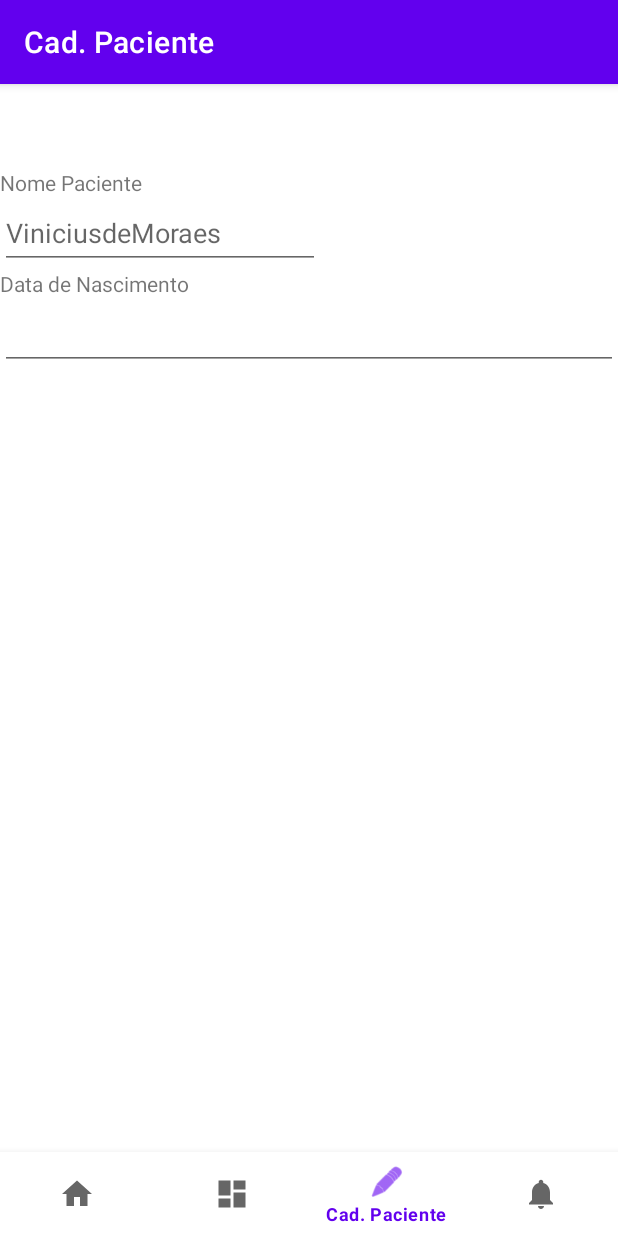
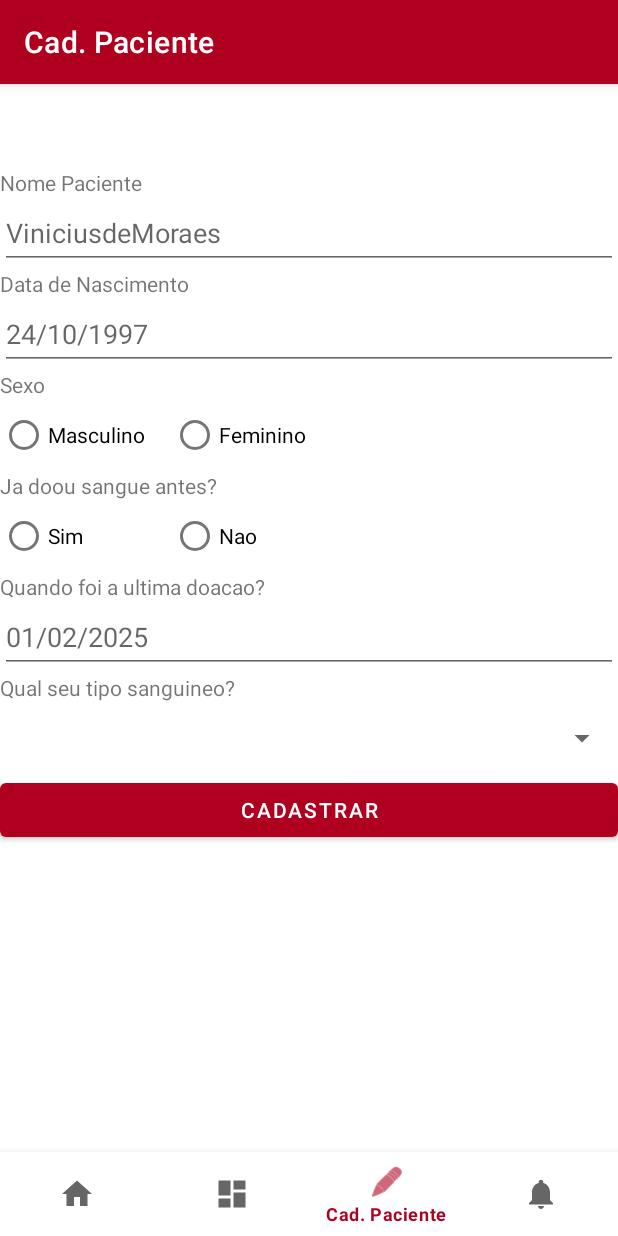
Before and after one commit to kathleenconsoli/BancodeSangue, an Android app: the CadPacienteFragment screen opened through its navigation route, on a phone screen of 412 x 824 dp. Run offline under Robolectric (Android 15) with nearby library versions, the phone set to English and light mode, and no system bars; our stand-ins replace navigation-ui.

Commit message:
Parei código no Java Classe Paciente

```diff
--- a/app/src/main/res/layout/fragment_cad_paciente.xml
+++ b/app/src/main/res/layout/fragment_cad_paciente.xml
@@ -19,17 +19,18 @@
                 android:id="@+id/textView"
                 android:layout_width="match_parent"
                 android:layout_height="wrap_content"
-                android:text="@string/nome_paciente" />
+                android:text="@string/nome_paciente"
+                tools:ignore="DuplicateIds" />
 
             <EditText
                 android:id="@+id/etnome"
-                android:layout_width="wrap_content"
+                android:layout_width="match_parent"
                 android:layout_height="wrap_content"
                 android:autofillHints="ViniciusdeMoraes"
                 android:ems="10"
                 android:hint="@string/viniciusdemoraes"
-                android:minHeight="48dp"
-                android:inputType="text" />
+                android:inputType="text"
+                android:minHeight="48dp" />
 
             <TextView
                 android:id="@+id/textView3"
@@ -41,10 +42,111 @@
                 android:id="@+id/editTextDate"
                 android:layout_width="match_parent"
                 android:layout_height="wrap_content"
-                android:autofillHints="01/01/2025"
+                android:autofillHints="24/10/1997"
                 android:ems="10"
+                android:hint="@string/_24_10_1997"
                 android:minHeight="48dp"
                 android:inputType="date" />
+
+            <TextView
+                android:id="@+id/textView4"
+                android:layout_width="match_parent"
+                android:layout_height="wrap_content"
+                android:text="@string/sexo" />
+
+            <RadioGroup
+                android:id="@+id/rgSexo"
+                android:layout_width="match_parent"
+                android:layout_height="match_parent" >
+                <TableLayout
+                    android:layout_width="match_parent"
+                    android:layout_height="match_parent">
+                    <TableRow
+                        android:layout_width="match_parent"
+                        android:layout_height="match_parent" >
+
+                        <RadioButton
+                            android:id="@+id/radioButtonMAsc"
+                            android:layout_width="114dp"
+                            android:layout_height="wrap_content"
+                            android:text="@string/masculino" />
+
+                        <RadioButton
+                            android:id="@+id/radioButtonFem"
+                            android:layout_width="124dp"
+                            android:layout_height="wrap_content"
+                            android:text="@string/feminino" />
+                    </TableRow>
+                </TableLayout>
+            </RadioGroup>
+
+            <TextView
+                android:id="@+id/textView5"
+                android:layout_width="match_parent"
+                android:layout_height="wrap_content"
+                android:text="@string/ja_doou_sangue_antes" />
+
+            <RadioGroup
+                android:id="@+id/rgdoou"
+                android:layout_width="match_parent"
+                android:layout_height="match_parent" >
+                <TableLayout
+                    android:layout_width="match_parent"
+                    android:layout_height="match_parent">
+                    <TableRow
+                        android:layout_width="match_parent"
+                        android:layout_height="match_parent" >
+
+                        <RadioButton
+                            android:id="@+id/radioButtonsim"
+                            android:layout_width="114dp"
+                            android:layout_height="wrap_content"
+                            android:text="@string/sim" />
+
+                        <RadioButton
+                            android:id="@+id/radioButtonnao"
+                            android:layout_width="124dp"
+                            android:layout_height="wrap_content"
+                            android:text="@string/nao" />
+                    </TableRow>
+                </TableLayout>
+            </RadioGroup>
+
+            <TextView
+                android:id="@+id/textView6"
+                android:layout_width="match_parent"
+                android:layout_height="wrap_content"
+                android:text="@string/quando_foi_a_ultima_doacao" />
+
+            <EditText
+                android:id="@+id/editTextDoacaoData"
+                android:layout_width="match_parent"
+                android:layout_height="wrap_content"
+                android:autofillHints="01/02/2025"
+                android:ems="10"
+                android:hint="@string/_01_02_2025"
+                android:minHeight="48dp"
+                android:inputType="date" />
+
+            <TextView
+                android:id="@+id/textView7"
+                android:layout_width="match_parent"
+                android:layout_height="wrap_content"
+                android:text="@string/qual_seu_tipo_sanguineo" />
+
+            <Spinner
+                android:id="@+id/tipos_sanguineo"
+                android:layout_width="match_parent"
+                android:layout_height="wrap_content"
+                android:minHeight="48dp"
+                android:entries="@array/opcoes_tipo_sanguineo" />
+
+            <Button
+                android:id="@+id/button"
+                android:layout_width="match_parent"
+                android:layout_height="wrap_content"
+                android:text="@string/cadastrar" />
+
         </LinearLayout>
     </ScrollView>
 
--- /dev/null
+++ b/app/src/main/res/values/arrays.xml
@@ -0,0 +1,5 @@
+<?xml version="1.0" encoding="utf-8"?>
+<resources>
+    <string-array name="opcoes_sexo" />
+    <string-array name="opcoes_tipo_sanguineo" />
+</resources>
--- a/app/src/main/res/values/strings.xml
+++ b/app/src/main/res/values/strings.xml
@@ -9,4 +9,30 @@
     <string name="nome_paciente">Nome Paciente</string>
     <string name="viniciusdemoraes">ViniciusdeMoraes</string>
     <string name="data_de_nascimento">Data de Nascimento</string>
+    <string name="Sexo" />
+    <string name="_24_10_1997">24/10/1997</string>
+    <string name="sexo">Sexo</string>
+    <string name="masculino">Masculino</string>
+    <string name="feminino">Feminino</string>
+    <string name="j_doou_sangue_antes">É já doou sangue antes?</string>
+    <string name="ja_doou_sangue_antes">Ja doou sangue antes?</string>
+    <string name="sim">Sim</string>
+    <string name="n_o">Não</string>
+    <string name="nao">Nao</string>
+    <string name="quando_foi_a_ultima_doacao">Quando foi a ultima doacao?</string>
+    <string name="_01_02_2025">01/02/2025</string>
+    <string name="qual_seu_tipo_sanguineo">Qual seu tipo sanguineo?</string>
+    <string-array name="tipos_sanguineo">
+        <item>Selecione</item>
+        <item>A+</item>
+        <item>A-</item>
+        <item>B+</item>
+        <item>B-</item>
+        <item>O+</item>
+        <item>O-</item>
+        <item>AB+</item>
+        <item>AB-</item>
+    </string-array>
+    <string name="cadastrar">Cadastrar</string>
+
 </resources>
--- a/app/src/main/res/values/themes.xml
+++ b/app/src/main/res/values/themes.xml
@@ -2,12 +2,12 @@
     <!-- Base application theme. -->
     <style name="Theme.BancoDeSangue" parent="Theme.MaterialComponents.DayNight.DarkActionBar">
         <!-- Primary brand color. -->
-        <item name="colorPrimary">@color/purple_500</item>
-        <item name="colorPrimaryVariant">@color/purple_700</item>
+        <item name="colorPrimary">@color/design_default_color_error</item>
+        <item name="colorPrimaryVariant">@color/design_default_color_error</item>
         <item name="colorOnPrimary">@color/white</item>
         <!-- Secondary brand color. -->
-        <item name="colorSecondary">@color/teal_200</item>
-        <item name="colorSecondaryVariant">@color/teal_700</item>
+        <item name="colorSecondary">@android:color/darker_gray</item>
+        <item name="colorSecondaryVariant">@color/design_default_color_error</item>
         <item name="colorOnSecondary">@color/black</item>
         <!-- Status bar color. -->
         <item name="android:statusBarColor">?attr/colorPrimaryVariant</item>
```
Also changed, not shown: app/src/main/java/br/com/kathleenconsoli/bancodesangue/model/Paciente.java (added, +106 -0 lines).
